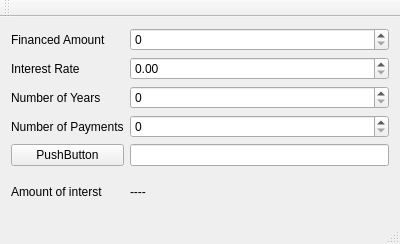
themattkerr/Mortgage_Calculator, file mainwindow.ui: the form before one commit.
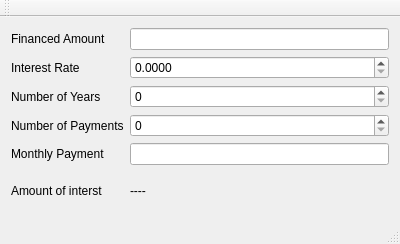
The form after the commit.

Diff of the .ui file:
```diff
--- a/mainwindow.ui
+++ b/mainwindow.ui
@@ -22,23 +22,13 @@
       </property>
      </widget>
     </item>
-    <item row="0" column="1">
-     <widget class="QSpinBox" name="Principal">
-      <property name="maximum">
-       <number>10000000</number>
+    <item row="1" column="2">
+     <widget class="QDoubleSpinBox" name="InterestRate">
+      <property name="decimals">
+       <number>4</number>
       </property>
      </widget>
     </item>
-    <item row="1" column="0">
-     <widget class="QLabel" name="label_2">
-      <property name="text">
-       <string>Interest Rate</string>
-      </property>
-     </widget>
-    </item>
-    <item row="1" column="1">
-     <widget class="QDoubleSpinBox" name="InterestRate"/>
-    </item>
     <item row="2" column="0">
      <widget class="QLabel" name="label_3">
       <property name="text">
@@ -46,8 +36,15 @@
       </property>
      </widget>
     </item>
-    <item row="2" column="1">
-     <widget class="QSpinBox" name="NumOfYears"/>
+    <item row="1" column="0">
+     <widget class="QLabel" name="label_2">
+      <property name="text">
+       <string>Interest Rate</string>
+      </property>
+     </widget>
+    </item>
+    <item row="4" column="2">
+     <widget class="QLineEdit" name="lineEditMonthlyPayment"/>
     </item>
     <item row="3" column="0">
      <widget class="QLabel" name="label_4">
@@ -56,23 +53,16 @@
       </property>
      </widget>
     </item>
-    <item row="3" column="1">
+    <item row="2" column="2">
+     <widget class="QSpinBox" name="NumOfYears"/>
+    </item>
+    <item row="3" column="2">
      <widget class="QSpinBox" name="NumOfPayments">
       <property name="maximum">
        <number>500</number>
       </property>
      </widget>
     </item>
-    <item row="4" column="0">
-     <widget class="QPushButton" name="pushButton">
-      <property name="text">
-       <string>PushButton</string>
-      </property>
-     </widget>
-    </item>
-    <item row="4" column="1">
-     <widget class="QLineEdit" name="lineEditMonthlyPayment"/>
-    </item>
     <item row="5" column="0">
      <widget class="QLabel" name="label_6">
       <property name="text">
@@ -80,13 +70,23 @@
       </property>
      </widget>
     </item>
-    <item row="5" column="1">
+    <item row="5" column="2">
      <widget class="QLabel" name="AmountofInterest">
       <property name="text">
        <string>----</string>
       </property>
      </widget>
     </item>
+    <item row="0" column="2">
+     <widget class="QLineEdit" name="lineEdit"/>
+    </item>
+    <item row="4" column="0">
+     <widget class="QLabel" name="label_5">
+      <property name="text">
+       <string>Monthly Payment</string>
+      </property>
+     </widget>
+    </item>
    </layout>
   </widget>
   <widget class="QMenuBar" name="menuBar">
```
